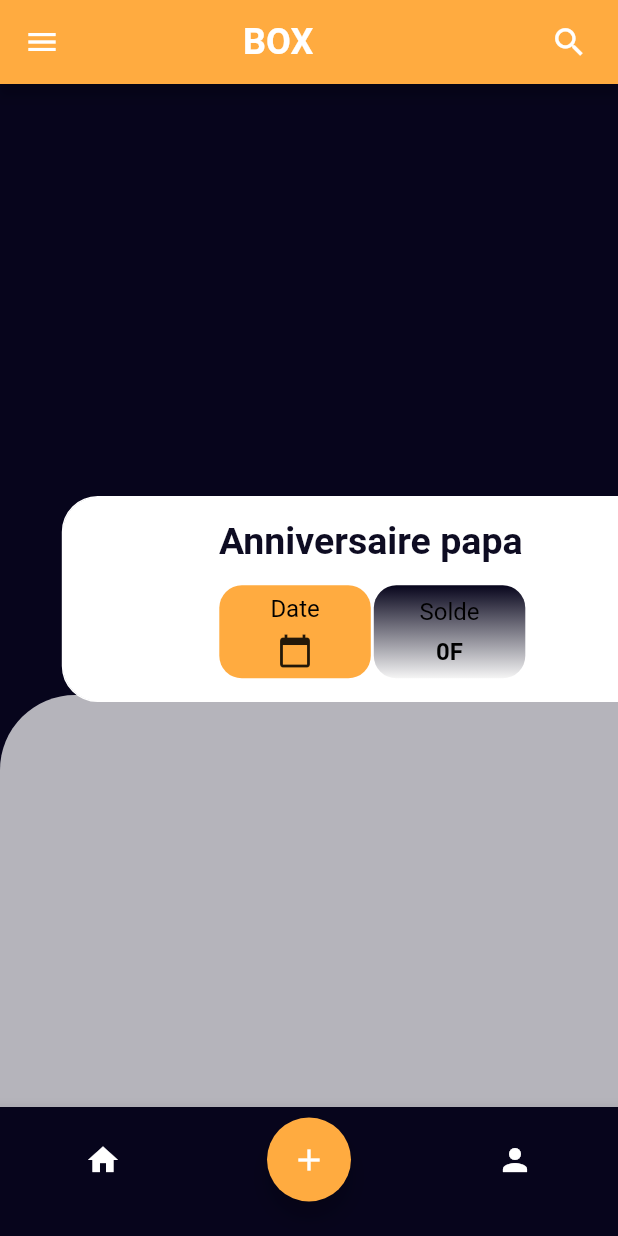
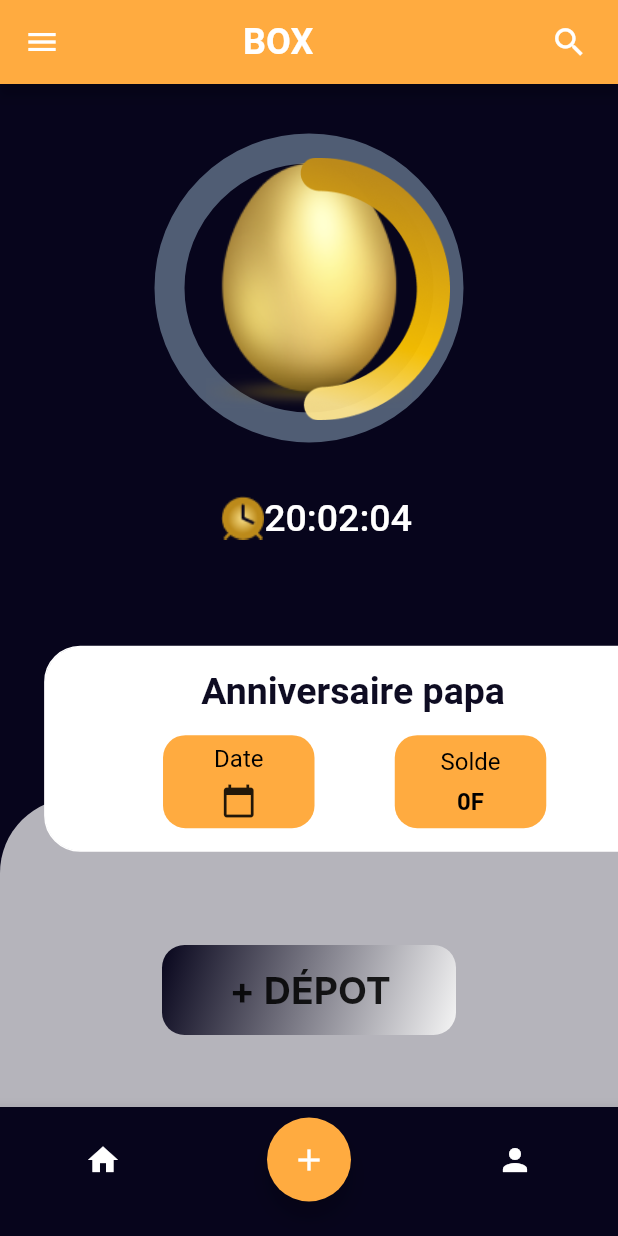
Before and after one commit to CharlotteBertille4/projet_box, a Flutter app: the screen it shows after launch, on a phone screen of 412 x 824 dp. Run offline on Flutter 3.47's test engine with Material 2 defaults, Android fonts, the phone set to English and light mode, and no system bars; Roboto replaces fonts that are missing (Inter, Outfit).

Commit message:
feat:mise en place du deuxieme ecran

```diff
--- a/lib/screens/interface_user_screen.dart
+++ b/lib/screens/interface_user_screen.dart
@@ -1,4 +1,6 @@
 import 'package:flutter/material.dart';
+
+import '../gen/assets.gen.dart';
 
 class InterfaceUserScreen extends StatefulWidget {
   const InterfaceUserScreen({Key? key}) : super(key: key);
@@ -61,9 +63,68 @@ class _InterfaceUserScreenState extends State<InterfaceUserScreen> {
             ),
           ),
           Positioned(
+            width: sizeX * 1 / 2,
+            height: sizeY * 1 / 4,
+            top: sizeY * 1 / 25,
+            left: sizeX * 1 / 4,
+            child: Container(
+              width: 273.0,
+              height: 273.0,
+              decoration: const ShapeDecoration(
+                shape: CircleBorder(
+                  side: BorderSide(
+                    width: 20.0,
+                    color: Color(0xFF505D74),
+                  ),
+                ),
+              ),
+              child: Center(
+                child: Assets.images.oeuf.image(
+                  height: 173.0,
+                  width: 143.0,
+                ),
+              ),
+            ),
+          ),
+          Positioned(
+            // top: sizeY * 1 / 5000,
+            // left: sizeX * 1 / 2.3,
+            left: 200,
+            top: 0.2,
+            child: Assets.images.ellipse2.image(
+              width: 100,
+              height: 273,
+            ),
+          ),
+          Positioned(
+            top: sizeY * 1 / 3,
+            left: sizeX * 1 / 2.8,
+            child: Container(
+              //color: Colors.blue,
+              // width: 50,
+              // height: 50,
+              child: Row(
+                children: [
+                  Assets.images.iconHorloge.image(),
+                  const Center(
+                    child: Text(
+                      '20:02:04',
+                      style: TextStyle(
+                        fontFamily: 'Outfit',
+                        color: Colors.white,
+                        fontWeight: FontWeight.w500,
+                        fontSize: 25.0,
+                      ),
+                    ),
+                  ),
+                ],
+              ),
+            ),
+          ),
+          Positioned(
             child: Container(
               //color: Colors.green,
-              height: sizeY * 1 / 3,
+              height: sizeY * 1 / 4,
               decoration: const BoxDecoration(
                 //color: Color(0xFFF5F5F5),
                 color: Colors.white70,
@@ -71,11 +132,70 @@ class _InterfaceUserScreenState extends State<InterfaceUserScreen> {
                   topLeft: Radius.circular(50),
                 ),
               ),
+              child: Row(
+                mainAxisAlignment: MainAxisAlignment.center,
+                crossAxisAlignment: CrossAxisAlignment.center,
+                children: [
+                  // SizedBox(
+                  //     // height: sizeY * 1 * 6,
+                  //     ),
+                  Container(
+                    margin: const EdgeInsets.only(top: 50.0),
+                    height: 60.0,
+                    width: 196.0,
+                    decoration: const BoxDecoration(
+                      gradient: LinearGradient(
+                        colors: [
+                          Color(0xFFF5F5F5),
+                          Color(0xFF07051C),
+                        ],
+                        begin: Alignment.bottomRight,
+                        end: Alignment.topLeft,
+                        // stops: [
+                        //   0.1,
+                        //   0.9,
+                        // ],
+                      ),
+                      borderRadius: BorderRadius.only(
+                        topLeft: Radius.circular(15),
+                        topRight: Radius.circular(15),
+                        bottomRight: Radius.circular(15),
+                        bottomLeft: Radius.circular(15),
+                      ),
+                    ),
+                    child: InkWell(
+                      onTap: () {
+                        print('charly');
+                      },
+                      child: const Padding(
+                        padding: EdgeInsets.only(top: 15.0, left: 45.0),
+                        child: Text(
+                          '+ DÉPOT',
+                          style: TextStyle(
+                            fontSize: 25.0,
+                            fontWeight: FontWeight.w700,
+                            fontFamily: 'Inter',
+                            fontStyle: FontStyle.normal,
+                          ),
+                        ),
+                      ),
+                    ),
+                    // ElevatedButton.icon(
+                    //   onPressed: () {},
+                    //   icon: const Icon(
+                    //     Icons.add,
+                    //     size: 20.0,
+                    //   ),
+                    //   label: const Text('DÉPOT'),
+                    // ),
+                  ),
+                ],
+              ),
             ),
           ),
           Positioned(
-            top: sizeY * 1 / 3,
-            left: sizeX * 1 / 10,
+            top: sizeY * 1 / 2.2,
+            left: sizeX * 1 / 14,
             child: Container(
               height: sizeX * 1 / 3,
               width: sizeY * 1 / 2,
@@ -132,8 +252,7 @@ class _InterfaceUserScreenState extends State<InterfaceUserScreen> {
                                 child: Column(
                                   mainAxisAlignment:
                                       MainAxisAlignment.spaceEvenly,
-                                    crossAxisAlignment:
-                                        CrossAxisAlignment.center,
+                                  crossAxisAlignment: CrossAxisAlignment.center,
                                   children: const [
                                     Text(
                                       'Date',
@@ -141,32 +260,34 @@ class _InterfaceUserScreenState extends State<InterfaceUserScreen> {
                                         fontSize: 16.0,
                                         fontFamily: 'Outfit',
                                         fontWeight: FontWeight.w400,
-                                            color: Colors.black),
+                                        color: Colors.black,
+                                      ),
                                     ),
                                     Icon(Icons.calendar_today),
                                   ],
                                 ),
                               ),
+                              SizedBox(width: sizeX * 1 / 8),
                               Container(
                                 //color: Colors.green,
                                 height: 62.0,
                                 width: 101.0,
                                 margin: const EdgeInsets.only(left: 2.0),
                                 decoration: const BoxDecoration(
-                                    //color: Color(0xFFFDFDFD),
-                                    gradient: LinearGradient(
-                                      colors: [
-                                        Color(0xFFF5F5F5),
-                                        Color(0xFF07051C),
-                                      ],
-                                      begin: Alignment.bottomCenter,
-                                      end: Alignment.topCenter,
-
-                                      // stops: [
-                                      //   0.1,
-                                      //   0.9,
-                                      // ],
-                                    ),
+                                  color: Colors.orangeAccent,
+                                  // gradient: LinearGradient(
+                                  //   colors: [
+                                  //     Color(0xFFF5F5F5),
+                                  //     Color(0xFF07051C),
+                                  //   ],
+                                  //   begin: Alignment.bottomCenter,
+                                  //   end: Alignment.topCenter,
+                                  //
+                                  //   // stops: [
+                                  //   //   0.1,
+                                  //   //   0.9,
+                                  //   // ],
+                                  // ),
                                   borderRadius: BorderRadius.only(
                                     topLeft: Radius.circular(15),
                                     topRight: Radius.circular(15),
@@ -177,8 +298,7 @@ class _InterfaceUserScreenState extends State<InterfaceUserScreen> {
                                 child: Column(
                                   mainAxisAlignment:
                                       MainAxisAlignment.spaceEvenly,
-                                    crossAxisAlignment:
-                                        CrossAxisAlignment.center,
+                                  crossAxisAlignment: CrossAxisAlignment.center,
                                   children: const [
                                     Text(
                                       'Solde',
@@ -199,7 +319,8 @@ class _InterfaceUserScreenState extends State<InterfaceUserScreen> {
                               ),
                             ]),
                       ]),
-                  ]),
+                ],
+              ),
             ),
           ),
         ],
```
Also changed, not shown: lib/gen/assets.gen.dart (added, +97 -0 lines), pubspec.yaml (+5 -2 lines), assets/images/cadenas.png (added), assets/images/ellipse 2.png (added), assets/images/icon_horloge.png (added), assets/images/oeuf.png (added), pubspec.lock. Lines whose indentation alone changed are shown as unchanged.
